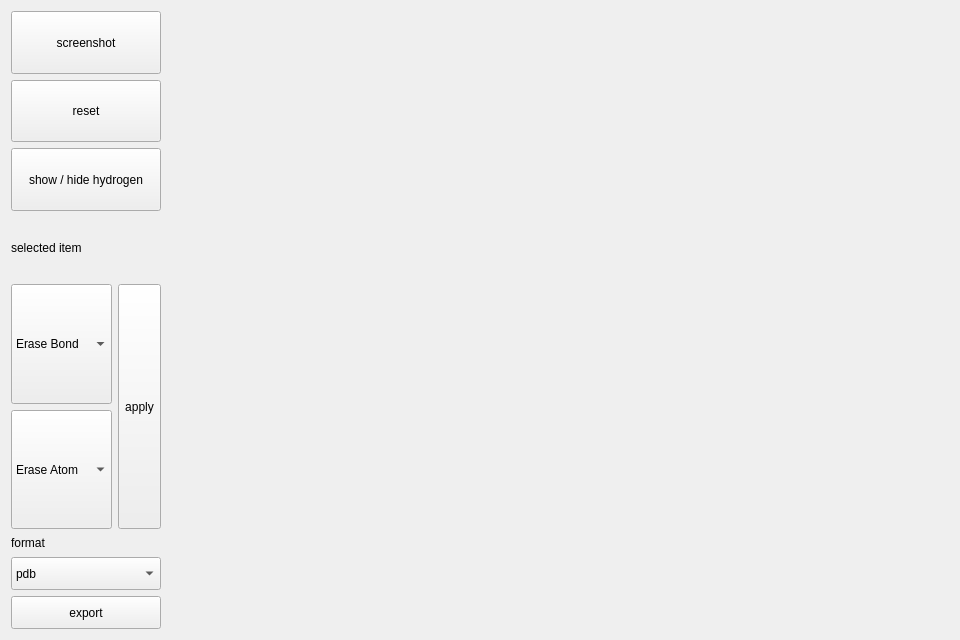
The window that app/ui/view2d_widget.ui (xuguodong1999/COCR) describes before a commit, drawn with Qt 5.
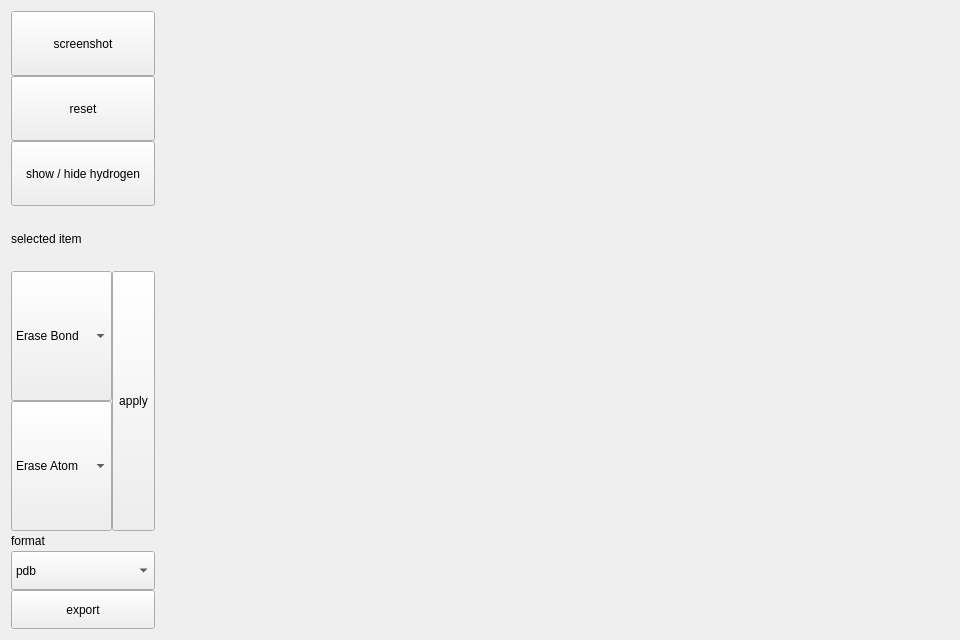
The same window after the commit.

What changed in the file:
```diff
--- a/app/ui/view2d_widget.ui
+++ b/app/ui/view2d_widget.ui
@@ -16,6 +16,9 @@
         <layout class="QHBoxLayout" name="horizontalLayout" stretch="1,9">
             <item>
                 <layout class="QVBoxLayout" name="verticalLayout" stretch="2,2,2,10,3">
+     <property name="spacing">
+      <number>0</number>
+     </property>
                     <item>
                         <widget class="QToolButton" name="shot_btn">
                             <property name="sizePolicy">
```
Lines whose indentation alone changed are shown as unchanged.
